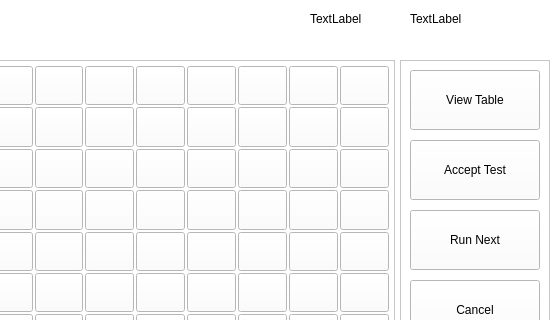
First picture: the form in mainwindow.ui, repository srikrishnan90/ELISAREADER, before the edit; both pictures show x 240 to 800 and y 0 to 320 of the 800 by 480 pixel window.
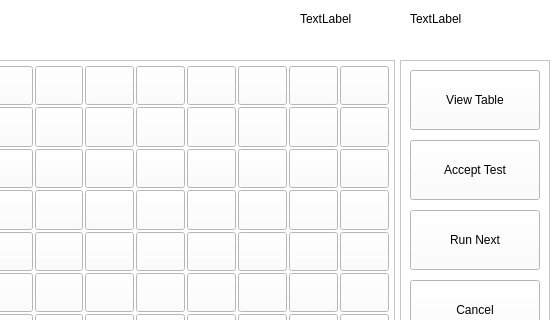
Second picture: the form after the edit. The open tabs and pages were chosen to show the change.

What changed in the file:
```diff
--- a/mainwindow.ui
+++ b/mainwindow.ui
@@ -50,7 +50,7 @@
      </rect>
     </property>
     <property name="text">
-     <string>Utilities</string>
+     <string>Settings</string>
     </property>
    </widget>
    <widget class="QToolButton" name="toolButton_4">
@@ -63,7 +63,7 @@
      </rect>
     </property>
     <property name="text">
-     <string>Settings</string>
+     <string>Utilities</string>
     </property>
    </widget>
    <widget class="QStackedWidget" name="stackedWidget">
@@ -6370,9 +6370,9 @@
      <widget class="QLabel" name="label_17">
       <property name="geometry">
        <rect>
-        <x>550</x>
+        <x>540</x>
         <y>10</y>
-        <width>64</width>
+        <width>80</width>
         <height>17</height>
        </rect>
       </property>
@@ -6385,7 +6385,7 @@
        <rect>
         <x>650</x>
         <y>10</y>
-        <width>64</width>
+        <width>80</width>
         <height>17</height>
        </rect>
       </property>
```
Left out of the diff: 62 changed lines with no effect on the pictures.
